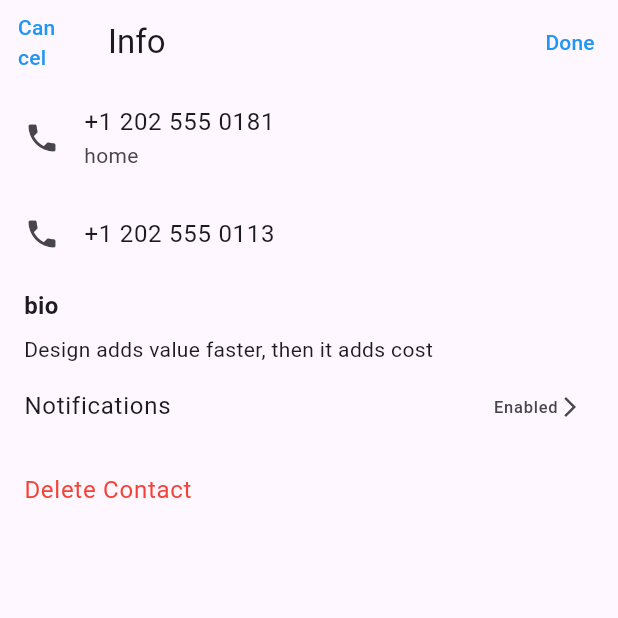
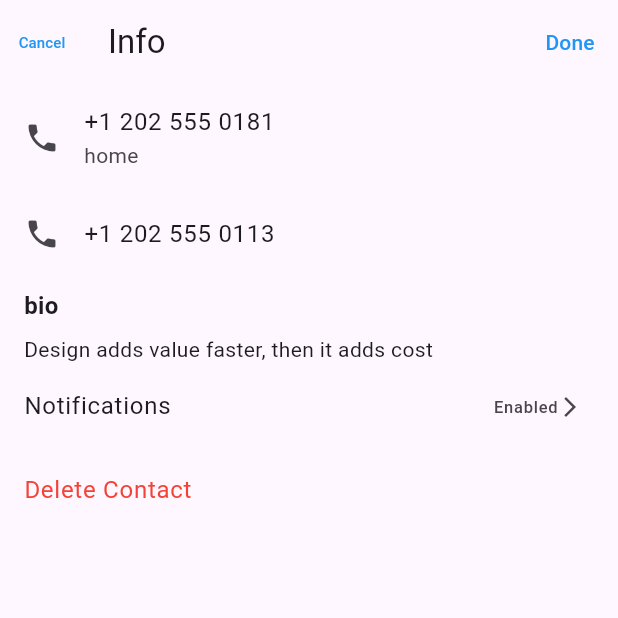
Before and after one commit to Maisheta/Nti, a Flutter app: the ContactInfoScreen screen opened by its route, on a phone screen of 412 x 824 dp, the top half of it. Run offline on Flutter 3.47's test engine with Material 3 defaults, Android fonts, the phone set to English and light mode, and no system bars.

Commit message:
contact_info_screen.dart

```diff
--- a/lib/screens/contact_info_screen.dart
+++ b/lib/screens/contact_info_screen.dart
@@ -10,7 +10,10 @@ class ContactInfoScreen extends StatelessWidget {
           onPressed: () {
             Navigator.pop(context);
           },
-          child: Text('Cancel', style: TextStyle(color: Colors.blue)),
+          child: Text(
+            'Cancel',
+            style: TextStyle(color: Colors.blue, fontSize: 10),
+          ),
         ),
         actions: [
           TextButton(
```
